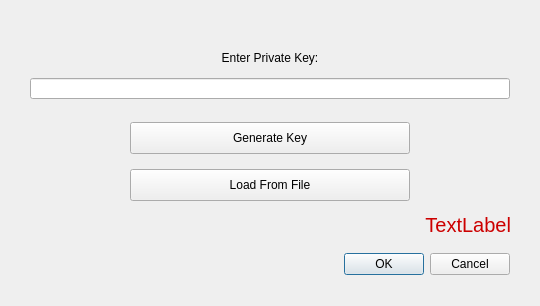
Above: UserApp/PrivKeyDialog.ui from proximax-storage/cpp-xpx-storage-user-app before the change. Below: the same form after it.
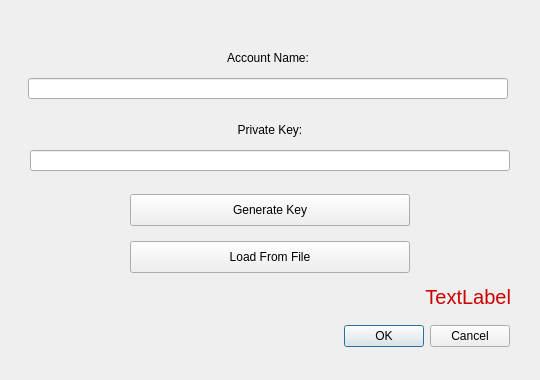
That is the form after the change.

Commit message: added accountName, ALEX_LOCAL_TEST, VICTOR_LOCAL_TEST

Diff of the .ui file:
```diff
--- a/UserApp/PrivKeyDialog.ui
+++ b/UserApp/PrivKeyDialog.ui
@@ -7,7 +7,7 @@
     <x>0</x>
     <y>0</y>
     <width>540</width>
-    <height>306</height>
+    <height>380</height>
    </rect>
   </property>
   <property name="windowTitle">
@@ -17,7 +17,7 @@
    <property name="geometry">
     <rect>
      <x>30</x>
-     <y>248</y>
+     <y>320</y>
      <width>480</width>
      <height>32</height>
     </rect>
@@ -33,13 +33,13 @@
    <property name="geometry">
     <rect>
      <x>30</x>
-     <y>48</y>
+     <y>120</y>
      <width>480</width>
      <height>20</height>
     </rect>
    </property>
    <property name="text">
-    <string>Enter Private Key:</string>
+    <string>Private Key:</string>
    </property>
    <property name="alignment">
     <set>Qt::AlignCenter</set>
@@ -49,7 +49,7 @@
    <property name="geometry">
     <rect>
      <x>30</x>
-     <y>78</y>
+     <y>150</y>
      <width>480</width>
      <height>21</height>
     </rect>
@@ -59,7 +59,7 @@
    <property name="geometry">
     <rect>
      <x>130</x>
-     <y>122</y>
+     <y>194</y>
      <width>280</width>
      <height>32</height>
     </rect>
@@ -72,7 +72,7 @@
    <property name="geometry">
     <rect>
      <x>130</x>
-     <y>169</y>
+     <y>241</y>
      <width>280</width>
      <height>32</height>
     </rect>
@@ -85,7 +85,7 @@
    <property name="geometry">
     <rect>
      <x>30</x>
-     <y>212</y>
+     <y>284</y>
      <width>481</width>
      <height>25</height>
     </rect>
@@ -105,6 +105,32 @@
     <set>Qt::AlignRight|Qt::AlignTrailing|Qt::AlignVCenter</set>
    </property>
   </widget>
+  <widget class="QLabel" name="label_2">
+   <property name="geometry">
+    <rect>
+     <x>28</x>
+     <y>48</y>
+     <width>480</width>
+     <height>20</height>
+    </rect>
+   </property>
+   <property name="text">
+    <string>Account Name:</string>
+   </property>
+   <property name="alignment">
+    <set>Qt::AlignCenter</set>
+   </property>
+  </widget>
+  <widget class="QLineEdit" name="m_accountName">
+   <property name="geometry">
+    <rect>
+     <x>28</x>
+     <y>78</y>
+     <width>480</width>
+     <height>21</height>
+    </rect>
+   </property>
+  </widget>
  </widget>
  <resources/>
  <connections>
```
Left out of the diff: 6 changed lines with no effect on the pictures. The commit also changes 9 other files.
